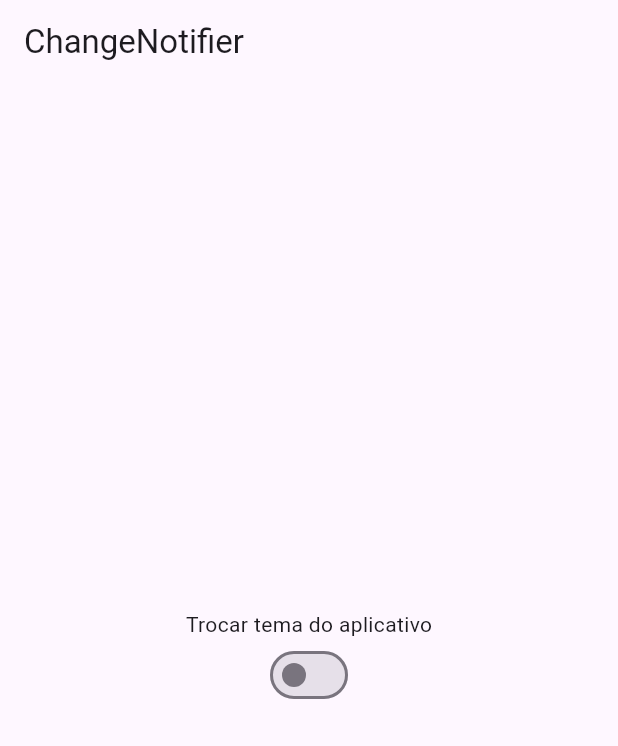
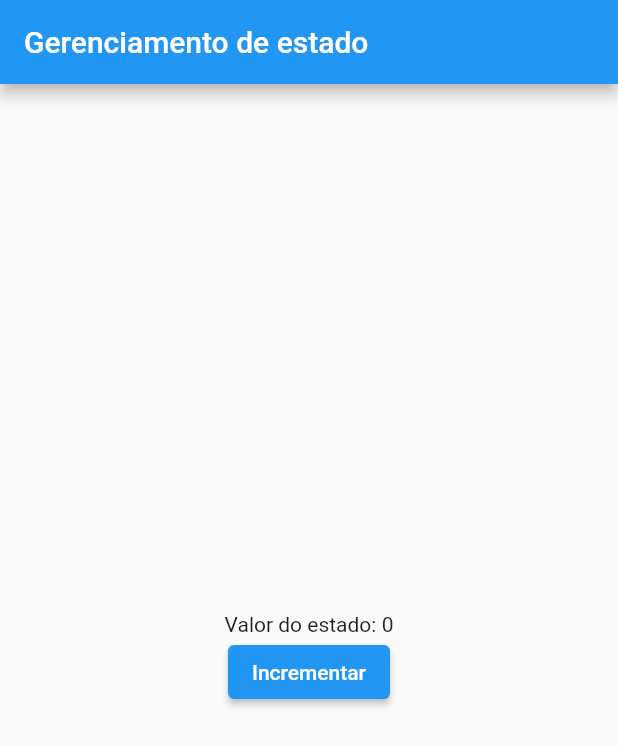
Before and after one commit to Vinicius-b-oliveira/curso-mvvm, a Flutter app: the screen it shows after launch, on a phone screen of 412 x 824 dp. Shown: the top 746 px of the screen. Run offline on Flutter 3.47's test engine with Material 3 defaults, Android fonts, the phone set to English and light mode, and no system bars.

Commit message:
Criando gerenciamento de estado

```diff
--- /dev/null
+++ b/lib/classes/counter_state.dart
@@ -0,0 +1,10 @@
+import 'package:mvvm/controllers/change_state.dart';
+
+class CounterState extends ChangeState {
+  int counter = 0;
+
+  void increment() {
+    counter++;
+    notifyCallback();
+  }
+}
--- /dev/null
+++ b/lib/contracts/observable.dart
@@ -0,0 +1,4 @@
+abstract class Observable {
+  void addListener(void Function() callback);
+  void removeListener(void Function() callback);
+}
--- a/lib/main.dart
+++ b/lib/main.dart
@@ -1,25 +1,64 @@
 import 'package:flutter/material.dart';
-import 'package:mvvm/presentation/controllers/theme_controller.dart';
-import 'package:mvvm/presentation/pages/my_home_page.dart';
+import 'package:mvvm/classes/counter_state.dart';
 
 void main() => runApp(const MyApp());
-
-final themeController = ThemeController();
 
 class MyApp extends StatelessWidget {
   const MyApp({super.key});
 
   @override
   Widget build(BuildContext context) {
-    return ValueListenableBuilder(
-      valueListenable: themeController,
-      builder: (context, value, child) {
-        return MaterialApp(
-          title: 'Flutter Demo',
-          theme: value ? ThemeData.dark() : ThemeData.light(),
-          home: const MyHomePage(),
-        );
-      },
+    return MaterialApp(
+      title: 'Flutter Demo',
+      theme: ThemeData(primarySwatch: Colors.blue, useMaterial3: false),
+      home: MyHomePage(),
     );
   }
 }
+
+class MyHomePage extends StatefulWidget {
+  const MyHomePage({super.key});
+
+  @override
+  State<MyHomePage> createState() => _MyHomePageState();
+}
+
+class _MyHomePageState extends State<MyHomePage> {
+  final counterState = CounterState();
+  @override
+  void initState() {
+    counterState.addListener(callback);
+    super.initState();
+  }
+
+  void callback() {
+    setState(() {});
+  }
+
+  @override
+  Widget build(BuildContext context) {
+    return Scaffold(
+      appBar: AppBar(title: const Text("Gerenciamento de estado")),
+      body: Center(
+        child: Column(
+          mainAxisAlignment: MainAxisAlignment.center,
+          children: [
+            Text("Valor do estado: ${counterState.counter}"),
+            ElevatedButton(
+              onPressed: () {
+                counterState.increment();
+              },
+              child: Text("Incrementar"),
+            ),
+          ],
+        ),
+      ),
+    );
+  }
+
+  @override
+  void dispose() {
+    counterState.removeListener(callback);
+    super.dispose();
+  }
+}
--- a/lib/presentation/pages/my_home_page.dart
+++ /dev/null
@@ -1,37 +0,0 @@
-import 'package:flutter/material.dart';
-import 'package:mvvm/main.dart';
-
-class MyHomePage extends StatefulWidget {
-  const MyHomePage({super.key});
-
-  @override
-  State<MyHomePage> createState() => _MyHomePageState();
-}
-
-class _MyHomePageState extends State<MyHomePage> {
-  @override
-  Widget build(BuildContext context) {
-    return Scaffold(
-      appBar: AppBar(title: const Text("ChangeNotifier")),
-      body: Center(
-        child: Column(
-          mainAxisAlignment: MainAxisAlignment.center,
-          children: [
-            Text("Trocar tema do aplicativo"),
-            ValueListenableBuilder(
-              valueListenable: themeController,
-              builder: (context, value, child) {
-                return Switch(
-                  value: value,
-                  onChanged: (value) {
-                    themeController.toggleTheme();
-                  },
-                );
-              },
-            ),
-          ],
-        ),
-      ),
-    );
-  }
-}
```
Also changed, not shown: lib/controllers/change_state.dart (added, +24 -0 lines), lib/presentation/controllers/theme_controller.dart (deleted, +0 -9 lines).
